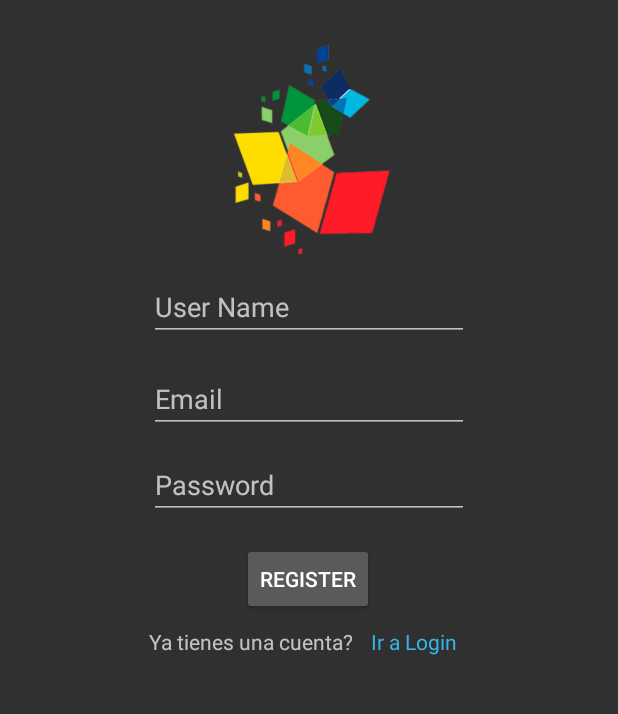
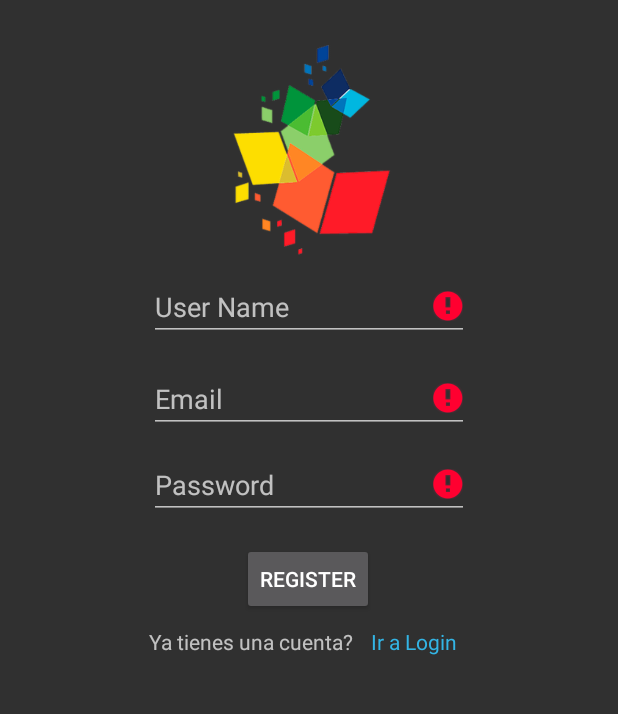
Before and after one commit to CalohSuave/Library, an Android app: the screen it shows after launch (MainActivity), after a tap on "REGISTER", on a phone screen of 412 x 824 dp, the part 84-798 px from its top. Run offline under Robolectric (Android 15) with nearby library versions, the phone set to English and light mode, and no system bars.

Commit message:
Commit de Register , Escucha todos los errores

```diff
--- a/app/src/main/java/com/example/library/RegisterFragment.kt
+++ b/app/src/main/java/com/example/library/RegisterFragment.kt
@@ -1,4 +1,5 @@
 package com.example.library
+
 import android.content.Context
 import android.os.Bundle
 import android.text.Editable
@@ -58,9 +59,7 @@ class RegisterFragment : Fragment() {
      * @param savedInstanceState
      * @return View the inflated view*/
     override fun onCreateView(
-        inflater: LayoutInflater, container: ViewGroup?,
-        savedInstanceState: Bundle?
-    ): View? {
+        inflater: LayoutInflater, container: ViewGroup?, savedInstanceState: Bundle?): View? {
         // Inflate the layout for this fragment
         return inflater.inflate(R.layout.fragment_register, container, false)
     }
@@ -74,6 +73,9 @@ class RegisterFragment : Fragment() {
     override fun onActivityCreated(savedInstanceState: Bundle?) {
         super.onActivityCreated(savedInstanceState)
 
+        checkErrors()
+
+        et_username_registerfragment.setText("")
         et_email_registerfragment.setText(email)
         et_password_registerfragment.setText(password)
 
@@ -82,90 +84,17 @@ class RegisterFragment : Fragment() {
         bt_register_registerfragment.setOnClickListener {
 
             if (emailCorrecto && contrasCorrect) {
-                createNewAccount(et_username_registerfragment.text.toString(),
+                createNewAccount(
+                    et_username_registerfragment.text.toString(),
                     et_email_registerfragment.text.toString(),
                     et_password_registerfragment.text.toString()
-                )}
+                )
+            }
         }
 
         tv_goback_registerfragment.setOnClickListener {
             listener.goBack()
         }
-
-
-        et_username_registerfragment.addTextChangedListener(object : TextChangedListener<EditText>(et_username_registerfragment) {
-
-            /** When the text is changed it checks the format is correct with its regex {@link #isAlpha()}
-             * @param target the edit text where is checking
-             * @param s the editable*/
-            override fun onTextChanged(target: EditText, s: Editable) {
-                val res = resources
-                val nombresErr = res.getStringArray(R.array.NameErrors)
-
-
-                if (!et_username_registerfragment.text.isNullOrEmpty()) {
-
-                    if (isAlpha(et_username_registerfragment)) {
-                        et_username_registerfragment.error = null
-                    } else {
-                        et_username_registerfragment.error = nombresErr[1]
-                    }
-                } else {
-                    et_username_registerfragment.error = nombresErr[0]
-                }
-            }
-        })
-
-        et_email_registerfragment.addTextChangedListener(object : TextChangedListener<EditText>(et_email_registerfragment) {
-
-            /** When the text its changed it checks the {@link #email} format is correct using
-             * {@link #isEmailValid()}
-             * @param target the edit text where is checking
-             * @param s the editable*/
-            override fun onTextChanged(target: EditText, s: Editable) {
-                val res = resources
-                val nombresErr = res.getStringArray(R.array.EmailErrors)
-
-
-                if (!et_email_registerfragment.text.isNullOrEmpty()) {
-
-                    if (isEmailValid(et_email_registerfragment)) {
-                        emailCorrecto = true
-                        et_email_registerfragment.error = null
-                    } else {
-                        et_email_registerfragment.error = nombresErr[1]
-                    }
-                } else {
-                    et_email_registerfragment.error = nombresErr[0]
-                }
-            }
-        })
-
-
-
-        et_password_registerfragment.addTextChangedListener(object : TextChangedListener<EditText>(et_password_registerfragment) {
-
-            /** When the text its changed it checks the {@link #password} format is correct using
-             * {@link #isPasswordValid()}
-             * @param target the edit text where is checking
-             * @param s the editable*/
-            override fun onTextChanged(target: EditText, s: Editable) {
-                val res = resources
-                val nombresErr = res.getStringArray(R.array.PasswordError)
-
-
-                if (!et_password_registerfragment.text.isNullOrEmpty()) {
-                    if (isPasswordValid(et_password_registerfragment)) {
-                        et_password_registerfragment.error = null
-                        contrasCorrect = true
-                    } else {
-                        et_password_registerfragment.error = nombresErr[1]
-                    }
-                } else {
-                    et_password_registerfragment.error = nombresErr[0]
-                }
-            }
-        })
 
 
     }
@@ -191,7 +120,7 @@ class RegisterFragment : Fragment() {
          * @param name user name
          * @param email user email
          * @param Password user password*/
-        fun onRegisterButtonPressed(name: String, email: String,Password: String)
+        fun onRegisterButtonPressed(name: String, email: String, Password: String)
 
         /** Goes back */
         fun goBack()
@@ -199,9 +128,9 @@ class RegisterFragment : Fragment() {
 
     companion object {
         @JvmStatic
-        /** It creates a new Instance of the Register Fragment and it puts the email and password
-         * @param email user email
-         * @param password user password*/
+                /** It creates a new Instance of the Register Fragment and it puts the email and password
+                 * @param email user email
+                 * @param password user password*/
         fun newInstance(email: String, password: String) =
             RegisterFragment().apply {
                 arguments = Bundle().apply {
@@ -251,7 +180,7 @@ class RegisterFragment : Fragment() {
      * @param email user email
      * @param password user password
      * */
-    private fun createNewAccount(username: String, email: String , password: String) {
+    private fun createNewAccount(username: String, email: String, password: String) {
         val id: String = UUID.randomUUID().toString()
         var user = User(
             id,
@@ -260,7 +189,7 @@ class RegisterFragment : Fragment() {
             et_password_registerfragment.text.toString()
         )
         UserTask(this, activity!!.applicationContext, user).execute()
-        listener.onRegisterButtonPressed("",email,password)
+        listener.onRegisterButtonPressed("", email, password)
     }
 
     /**
@@ -273,4 +202,85 @@ class RegisterFragment : Fragment() {
     }
 
 
+    fun checkErrors() {
+        et_username_registerfragment.addTextChangedListener(object :
+            TextChangedListener<EditText>(et_username_registerfragment) {
+
+            /** When the text is changed it checks the format is correct with its regex {@link #isAlpha()}
+             * @param target the edit text where is checking
+             * @param s the editable*/
+            override fun onTextChanged(target: EditText, s: Editable) {
+                val res = resources
+                val nombresErr = res.getStringArray(R.array.NameErrors)
+
+
+                if (!et_username_registerfragment.text.isNullOrEmpty()) {
+
+                    if (isAlpha(et_username_registerfragment)) {
+                        usernameCorrect = true
+                        et_username_registerfragment.error = null
+                    } else {
+                        et_username_registerfragment.error = nombresErr[1]
+                    }
+                } else {
+                    et_username_registerfragment.error = nombresErr[0]
+                }
+            }
+        })
+
+        et_email_registerfragment.addTextChangedListener(object :
+            TextChangedListener<EditText>(et_email_registerfragment) {
+
+            /** When the text its changed it checks the {@link #email} format is correct using
+             * {@link #isEmailValid()}
+             * @param target the edit text where is checking
+             * @param s the editable*/
+            override fun onTextChanged(target: EditText, s: Editable) {
+                val res = resources
+                val nombresErr = res.getStringArray(R.array.EmailErrors)
+
+
+                if (!et_email_registerfragment.text.isNullOrEmpty()) {
+
+                    if (isEmailValid(et_email_registerfragment)) {
+                        emailCorrecto = true
+                        et_email_registerfragment.error = null
+                    } else {
+                        et_email_registerfragment.error = nombresErr[1]
+                    }
+                } else {
+                    et_email_registerfragment.error = nombresErr[0]
+                }
+            }
+        })
+
+
+
+        et_password_registerfragment.addTextChangedListener(object :
+            TextChangedListener<EditText>(et_password_registerfragment) {
+
+            /** When the text its changed it checks the {@link #password} format is correct using
+             * {@link #isPasswordValid()}
+             * @param target the edit text where is checking
+             * @param s the editable*/
+            override fun onTextChanged(target: EditText, s: Editable) {
+                val res = resources
+                val nombresErr = res.getStringArray(R.array.PasswordError)
+
+
+                if (!et_password_registerfragment.text.isNullOrEmpty()) {
+                    if (isPasswordValid(et_password_registerfragment)) {
+                        et_password_registerfragment.error = null
+                        contrasCorrect = true
+                    } else {
+                        et_password_registerfragment.error = nombresErr[1]
+                    }
+                } else {
+                    et_password_registerfragment.error = nombresErr[0]
+                }
+            }
+        })
+    }
+
+
 }
```
Also changed, not shown: app/src/main/java/com/example/library/ListFavouriteFragment.kt (deleted, +0 -31 lines), app/src/main/res/layout/fragment_list_favourite.xml (deleted, +0 -12 lines).
